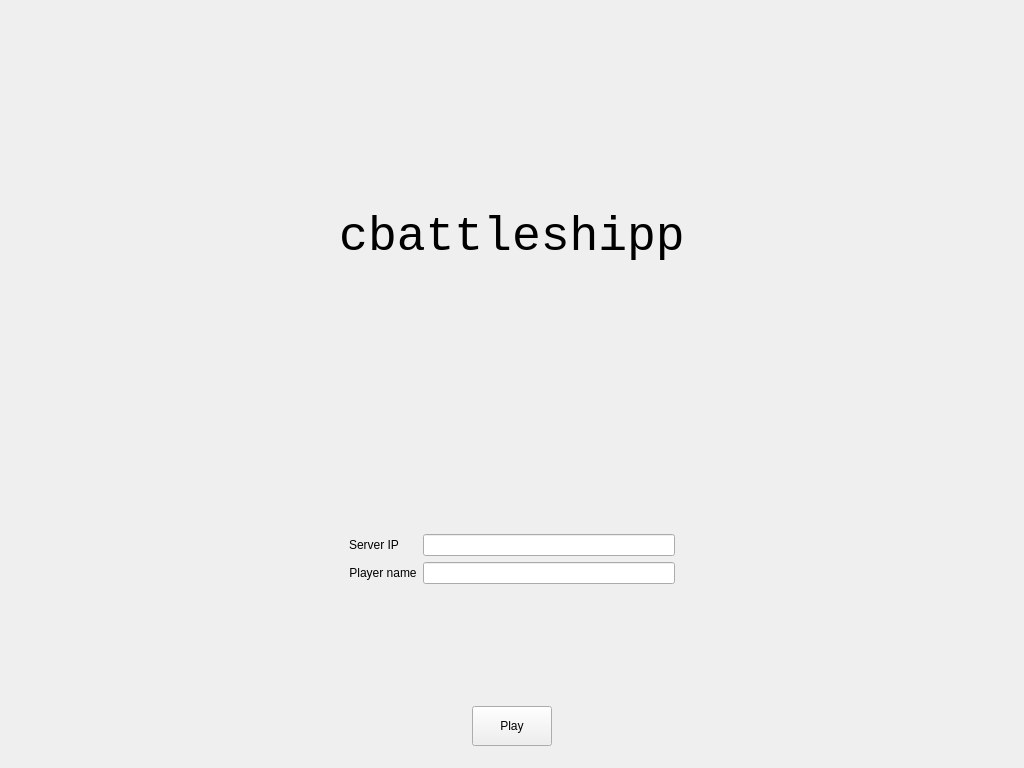
Before: the Qt Designer form src/CBattleshipp/mainwindow.ui in MATF-RS19/RS022-cbattleshipp, drawn with Qt 5.
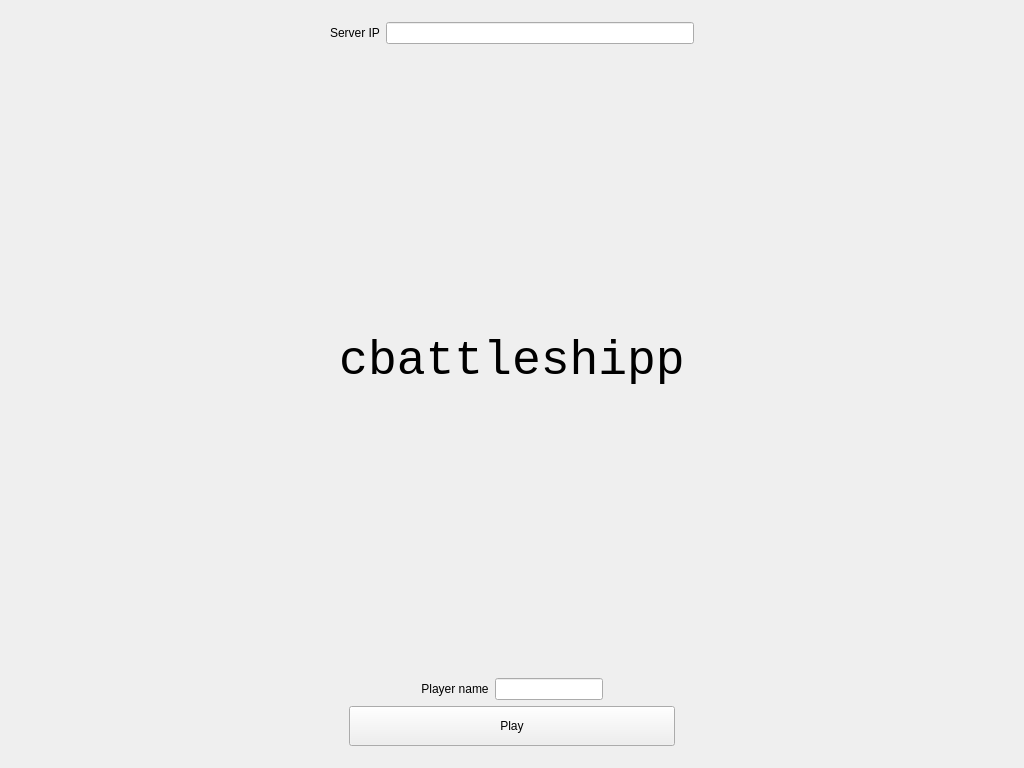
After: the same form once the commit is applied.

Commit message: Redesigned welcome page

The edit to the form file:
```diff
--- a/src/CBattleshipp/mainwindow.ui
+++ b/src/CBattleshipp/mainwindow.ui
@@ -20,29 +20,54 @@
       <widget class="QWidget" name="welcomeScreen">
        <layout class="QVBoxLayout" name="verticalLayout_2">
         <item>
-         <layout class="QVBoxLayout" name="verticalLayout">
-          <item>
-           <spacer name="verticalSpacer">
+         <layout class="QGridLayout" name="gridLayout_6">
+          <item row="0" column="2">
+           <widget class="QLineEdit" name="leServerIP"/>
+          </item>
+          <item row="0" column="1">
+           <widget class="QLabel" name="label_2">
+            <property name="text">
+             <string>Server IP</string>
+            </property>
+            <property name="alignment">
+             <set>Qt::AlignCenter</set>
+            </property>
+           </widget>
+          </item>
+          <item row="0" column="0">
+           <spacer name="horizontalSpacer">
             <property name="orientation">
-             <enum>Qt::Vertical</enum>
+             <enum>Qt::Horizontal</enum>
             </property>
-            <property name="sizeType">
-             <enum>QSizePolicy::Preferred</enum>
+            <property name="sizeHint" stdset="0">
+             <size>
+              <width>40</width>
+              <height>20</height>
+             </size>
             </property>
+           </spacer>
+          </item>
+          <item row="0" column="3">
+           <spacer name="horizontalSpacer_2">
+            <property name="orientation">
+             <enum>Qt::Horizontal</enum>
+            </property>
             <property name="sizeHint" stdset="0">
              <size>
-              <width>20</width>
-              <height>40</height>
+              <width>40</width>
+              <height>20</height>
              </size>
             </property>
            </spacer>
+          </item>
+         </layout>
           </item>
           <item>
            <widget class="QLabel" name="label">
             <property name="minimumSize">
              <size>
               <width>0</width>
-              <height>350</height>
+            <height>500</height>
              </size>
             </property>
             <property name="font">
@@ -68,9 +93,6 @@
               <property name="orientation">
                <enum>Qt::Horizontal</enum>
               </property>
-              <property name="sizeType">
-               <enum>QSizePolicy::MinimumExpanding</enum>
-              </property>
               <property name="sizeHint" stdset="0">
                <size>
                 <width>40</width>
@@ -80,27 +102,23 @@
              </spacer>
             </item>
             <item>
-             <layout class="QFormLayout" name="formLayout">
-              <property name="labelAlignment">
-               <set>Qt::AlignLeading|Qt::AlignLeft|Qt::AlignVCenter</set>
-              </property>
-              <property name="formAlignment">
-               <set>Qt::AlignCenter</set>
-              </property>
-              <item row="0" column="0">
-               <widget class="QLabel" name="label_2">
-                <property name="text">
-                 <string>Server IP</string>
-                </property>
-                <property name="alignment">
-                 <set>Qt::AlignCenter</set>
-                </property>
-               </widget>
+           <layout class="QVBoxLayout" name="verticalLayout">
+            <item>
+             <layout class="QHBoxLayout" name="horizontalLayout">
+              <item>
+               <spacer name="horizontalSpacer_6">
+                <property name="orientation">
+                 <enum>Qt::Horizontal</enum>
+                </property>
+                <property name="sizeHint" stdset="0">
+                 <size>
+                  <width>40</width>
+                  <height>20</height>
+                 </size>
+                </property>
+               </spacer>
               </item>
-              <item row="0" column="1">
-               <widget class="QLineEdit" name="leServerIP"/>
-              </item>
-              <item row="1" column="0">
+              <item>
                <widget class="QLabel" name="label_3">
                 <property name="text">
                  <string>Player name</string>
@@ -110,19 +128,14 @@
                 </property>
                </widget>
               </item>
-              <item row="1" column="1">
+              <item>
                <widget class="QLineEdit" name="lePlayerName"/>
               </item>
-             </layout>
-            </item>
             <item>
-             <spacer name="horizontalSpacer_4">
+               <spacer name="horizontalSpacer_7">
               <property name="orientation">
                <enum>Qt::Horizontal</enum>
               </property>
-              <property name="sizeType">
-               <enum>QSizePolicy::MinimumExpanding</enum>
-              </property>
               <property name="sizeHint" stdset="0">
                <size>
                 <width>40</width>
@@ -132,21 +145,6 @@
              </spacer>
             </item>
            </layout>
-          </item>
-          <item>
-           <layout class="QHBoxLayout" name="horizontalLayout">
-            <item>
-             <spacer name="horizontalSpacer">
-              <property name="orientation">
-               <enum>Qt::Horizontal</enum>
-              </property>
-              <property name="sizeHint" stdset="0">
-               <size>
-                <width>40</width>
-                <height>20</height>
-               </size>
-              </property>
-             </spacer>
             </item>
             <item>
              <widget class="QPushButton" name="playButton">
@@ -173,8 +171,10 @@
               </property>
              </widget>
             </item>
+           </layout>
+          </item>
             <item>
-             <spacer name="horizontalSpacer_2">
+           <spacer name="horizontalSpacer_4">
               <property name="orientation">
                <enum>Qt::Horizontal</enum>
               </property>
@@ -185,8 +185,6 @@
                </size>
               </property>
              </spacer>
-            </item>
-           </layout>
           </item>
          </layout>
         </item>
```
Lines whose indentation alone changed are shown as unchanged. The commit also changes 1 other file.
